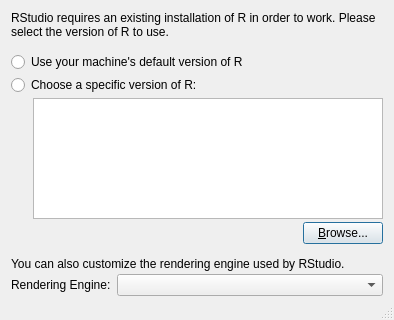
Qt form src/cpp/desktop/DesktopChooseRHome.ui (rstudio/rstudio) before a commit.
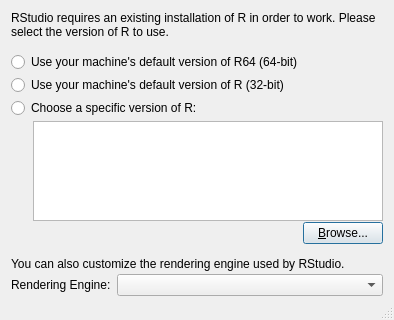
The same form after that commit.

What changed in the file:
```diff
--- a/src/cpp/desktop/DesktopChooseRHome.ui
+++ b/src/cpp/desktop/DesktopChooseRHome.ui
@@ -58,7 +58,20 @@
    <item>
     <widget class="QRadioButton" name="radioDefault64">
      <property name="text">
-      <string>Use your machine's default version of R</string>
+      <string>Use your machine's default version of R64 (64-bit)</string>
+     </property>
+    </widget>
+   </item>
+   <item>
+    <widget class="QRadioButton" name="radioDefault">
+     <property name="sizePolicy">
+      <sizepolicy hsizetype="Minimum" vsizetype="Fixed">
+       <horstretch>0</horstretch>
+       <verstretch>0</verstretch>
+      </sizepolicy>
+     </property>
+     <property name="text">
+      <string>Use your machine's default version of R (32-bit)</string>
      </property>
     </widget>
    </item>
```
